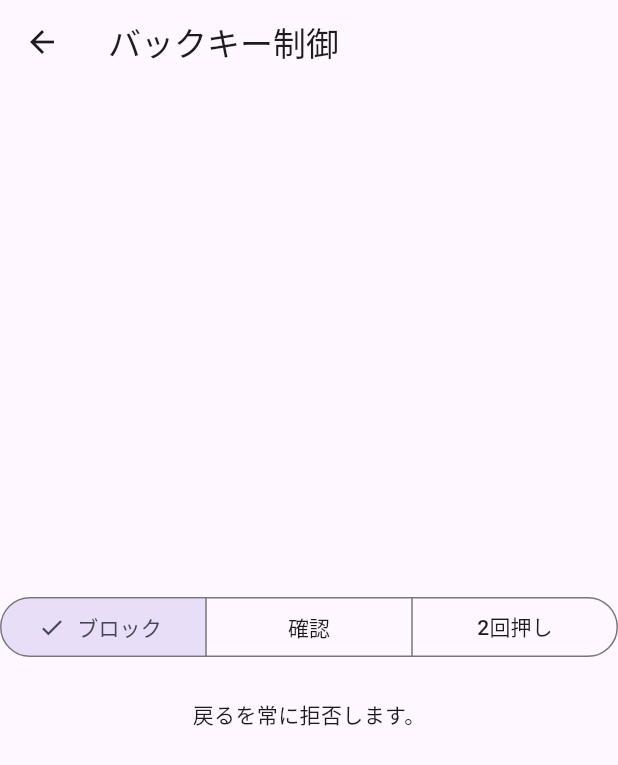
After one commit to sakata-yu/flutter_catalog_app, a Flutter app: the BackkeyPage screen opened by its route, on a phone screen of 412 x 824 dp. The commit adds this screen. Shown: the top 765 px of the screen. Run offline on Flutter 3.47's test engine with Material 3 defaults, Android fonts, the light colour scheme and no system bars; our stand-ins replace auto_route, camera, dio, flutter_hooks, flutter_map, flutter_svg and 9 more; missing offline and left inert: android_intent_plus; generated files the repository leaves out were written again.

Commit message:
202.バックキー制御の実装

```diff
--- a/lib/core/config/catalog_items.dart
+++ b/lib/core/config/catalog_items.dart
@@ -79,7 +79,7 @@ class CatalogItems {
     CatalogItem(
       title: '#202 バックキー検出',
       detail: 'WillPopScope・SystemNavigator.pop制御',
-      route: CountRoute(),
+      route: BackkeyRoute(),
     ),
     CatalogItem(
       title: '#203 システムバー制御',
--- a/lib/core/router/app_router.dart
+++ b/lib/core/router/app_router.dart
@@ -24,6 +24,7 @@ import '../../features/catalog008/view/transition_drawer_page.dart';
 import '../../features/catalog101/tutorial_page.dart';
 import '../../features/catalog102/responsive_page.dart';
 import '../../features/catalog201/intent_page.dart';
+import '../../features/catalog202/backkey_page.dart';
 
 part 'app_router.gr.dart'; // 自動生成ファイル
 
@@ -44,6 +45,7 @@ class AppRouter extends RootStackRouter {
         AutoRoute(page: TutorialRoute.page),
         AutoRoute(page: ResponsiveRoute.page),
         AutoRoute(page: IntentRoute.page),
+        AutoRoute(page: BackkeyRoute.page),
 
         /// #008 画面遷移画面用
         AutoRoute(page: TransitionSimpleRoute.page),
--- /dev/null
+++ b/lib/features/catalog202/backkey_page.dart
@@ -0,0 +1,116 @@
+import 'package:flutter/material.dart';
+import 'package:auto_route/auto_route.dart';
+import 'package:flutter_hooks/flutter_hooks.dart';
+import 'package:hooks_riverpod/hooks_riverpod.dart';
+
+@RoutePage()
+class BackkeyPage extends HookConsumerWidget {
+  const BackkeyPage({super.key});
+
+  @override
+  Widget build(BuildContext context, WidgetRef ref) {
+    final ValueNotifier<BackMode> mode = useState(BackMode.block);
+    final ValueNotifier<DateTime?> lastBackPressed = useState(null);
+
+    Future<bool> showConfirmDialog() async {
+      final bool? result = await showDialog<bool>(
+        context: context,
+        builder: (BuildContext context) => AlertDialog(
+          title: const Text('戻る確認'),
+          content: const Text('この画面を閉じてもよろしいですか？'),
+          actions: <Widget>[
+            TextButton(
+                onPressed: () => Navigator.pop(context, false),
+                child: const Text('キャンセル')),
+            FilledButton(
+                onPressed: () => Navigator.pop(context, true),
+                child: const Text('OK')),
+          ],
+        ),
+      );
+      return result ?? false; // ×や戻るで閉じたら false
+    }
+
+    Future<bool> handlePop() async {
+      switch (mode.value) {
+        case BackMode.block:
+          // 完全に戻らせない
+          ScaffoldMessenger.of(context).showSnackBar(
+            const SnackBar(content: Text('この画面では戻る操作はできません')),
+          );
+          return false;
+
+        case BackMode.confirm:
+          // ユーザーに確認
+          return await showConfirmDialog();
+
+        case BackMode.doubleAction:
+          // 2秒以内に2回押しで戻る
+          final DateTime now = DateTime.now();
+          final DateTime? lastBackPressedValue = lastBackPressed.value;
+          if (lastBackPressedValue == null ||
+              now.difference(lastBackPressedValue) >
+                  const Duration(seconds: 2)) {
+            lastBackPressed.value = now;
+            ScaffoldMessenger.of(context).showSnackBar(
+              const SnackBar(content: Text('もう一度押すと閉じます')),
+            );
+            return false;
+          }
+          return true;
+      }
+    }
+
+    return Scaffold(
+      appBar: AppBar(title: const Text('バックキー制御')),
+      body: PopScope(
+        canPop: false,
+        onPopInvokedWithResult: (bool didPop, Object? result) async {
+          if (didPop) return;
+          final bool allow = await handlePop();
+          if (allow && context.mounted) {
+            context.router.pop();
+          }
+        },
+        child: Column(
+          mainAxisAlignment: MainAxisAlignment.center,
+          children: <Widget>[
+            Center(
+              child: SizedBox(
+                width: double.infinity,
+                child: SegmentedButton<BackMode>(
+                    segments: const <ButtonSegment<BackMode>>[
+                      ButtonSegment<BackMode>(
+                          value: BackMode.block, label: Text('ブロック')),
+                      ButtonSegment<BackMode>(
+                          value: BackMode.confirm, label: Text('確認')),
+                      ButtonSegment<BackMode>(
+                          value: BackMode.doubleAction, label: Text('2回押し')),
+                    ],
+                    selected: <BackMode>{
+                      mode.value
+                    },
+                    onSelectionChanged: (Set<BackMode> set) =>
+                        mode.value = set.first),
+              ),
+            ),
+            const SizedBox(height: 24),
+            Text(
+              switch (mode.value) {
+                BackMode.block => '戻るを常に拒否します。',
+                BackMode.confirm => '戻る時に確認ダイアログを表示します。',
+                BackMode.doubleAction => '2秒以内に2回押すと閉じます。',
+              },
+            ),
+          ],
+        ),
+      ),
+    );
+  }
+}
+
+enum BackMode {
+  block,
+  confirm,
+  doubleAction,
+}
```
Also changed, not shown: 1 other file.
